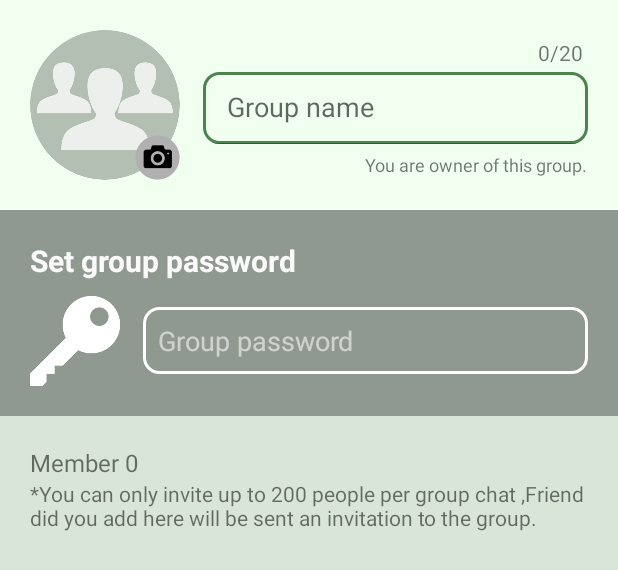
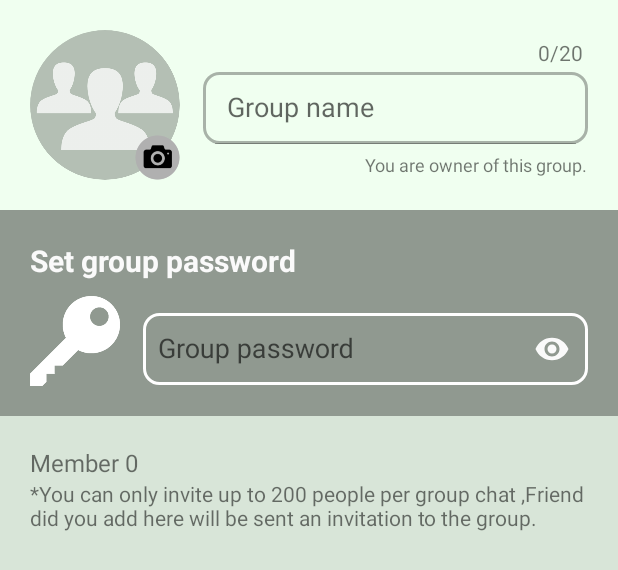
Before and after one commit to Neramit/ChatChatProject, an Android app: the layout activity_create_group.xml on its own in the app's theme, with its tools: preview values and no code run, on a phone screen of 412 x 824 dp. Shown: the top 570 px of the screen. Run offline under Robolectric (Android 15) with nearby library versions, the phone set to English and light mode, and no system bars.

Commit message:
#11 - 1/10/17

```diff
--- a/app/src/main/AndroidManifest.xml
+++ b/app/src/main/AndroidManifest.xml
@@ -17,7 +17,6 @@
         android:roundIcon="@mipmap/ic_launcher"
         android:supportsRtl="true"
         android:theme="@style/AppTheme">
-
         <service
             android:name=".Not_Activity.MyFirebaseMessagingService"
             android:exported="false">
@@ -25,7 +24,6 @@
                 <action android:name="com.google.firebase.MESSAGING_EVENT" />
             </intent-filter>
         </service>
-
         <service
             android:name=".Not_Activity.MyFirebaseInstanceIDService"
             android:exported="false">
@@ -91,6 +89,7 @@
             android:theme="@style/AppTheme">
             <intent-filter>
                 <action android:name="OPEN_ACTIVITY_1" />
+
                 <category android:name="android.intent.category.DEFAULT" />
             </intent-filter>
         </activity>
@@ -118,7 +117,6 @@
             android:name=".Activity.Invite_to_group"
             android:screenOrientation="portrait"
             android:theme="@style/AppTheme" />
-
         <activity
             android:name=".Activity.SetPasscode_1"
             android:screenOrientation="portrait"
@@ -139,6 +137,7 @@
             android:screenOrientation="portrait"
             android:theme="@style/AppTheme.NoActionBar"
             android:windowSoftInputMode="stateHidden" />
+        <activity android:name=".Activity.Confirm_delete_account"></activity>
     </application>
 
 </manifest>
--- a/app/src/main/java/com/example/chatchatapplication/Activity/ChangeDisplayname.java
+++ b/app/src/main/java/com/example/chatchatapplication/Activity/ChangeDisplayname.java
@@ -52,8 +52,8 @@ public class ChangeDisplayname extends AppCompatActivity implements jsonBack {
         button.setProgress(0);
         button.setIndeterminateProgressMode(true);
 
-        displayName.setQuery(displayname, false);
-
+        displayname = sp.getString("displayName",null);
+        displayName.setQuery(displayname, true);
         displayName.setOnClickListener(new View.OnClickListener() {
             @Override
             public void onClick(View v) {
@@ -70,6 +70,8 @@ public class ChangeDisplayname extends AppCompatActivity implements jsonBack {
             @Override
             public boolean onQueryTextChange(String s) {
                 count.setText(s.length() + "/20");
+                if (s.length() > 20)
+                    displayName.setQuery(s.substring(0, 20), false);
                 return false;
             }
         });
--- a/app/src/main/java/com/example/chatchatapplication/Activity/Invite_to_group.java
+++ b/app/src/main/java/com/example/chatchatapplication/Activity/Invite_to_group.java
@@ -72,8 +72,6 @@ public class Invite_to_group extends AppCompatActivity implements android.suppor
                             sendFriendList.add(obj);
                     }
 
-
-
                     String json = gson.toJson(sendFriendList);
                     mEdit1.putString("inviteFriendList", json);
                     mEdit1.commit();
@@ -92,8 +90,7 @@ public class Invite_to_group extends AppCompatActivity implements android.suppor
 
     @Override
     public boolean onQueryTextChange(String newText) {
-        String text = newText;
-        iAdapter2.filter(text);
+        iAdapter2.filter(newText);
         return false;
     }
 
--- a/app/src/main/java/com/example/chatchatapplication/Activity/Login.java
+++ b/app/src/main/java/com/example/chatchatapplication/Activity/Login.java
@@ -206,7 +206,7 @@ public class Login extends AppCompatActivity implements jsonBack {
                 mEdit1.putString("displayName", data.getData().getDisplayName());
                 mEdit1.putString("displayPictureURL", data.getData().getDisplayPictureURL());
                 mEdit1.commit();
-                Toast.makeText(this, data.getMessage(), Toast.LENGTH_SHORT).show();
+//                Toast.makeText(this, data.getMessage(), Toast.LENGTH_SHORT).show();
                 circularProgressButton.setProgress(100);
 
                 if (remember.isChecked()) {
--- a/app/src/main/res/drawable/rounded_border_edittext.xml
+++ b/app/src/main/res/drawable/rounded_border_edittext.xml
@@ -5,7 +5,7 @@
             <corners android:radius="10dp" />
             <stroke
                 android:width="2dp"
-                android:color="@color/colorPrimaryDark"
+                android:color="@color/black_overlay_1"
                 />
         </shape>
     </item>
--- a/app/src/main/res/layout/activity_create_group.xml
+++ b/app/src/main/res/layout/activity_create_group.xml
@@ -1,5 +1,5 @@
 <?xml version="1.0" encoding="utf-8"?>
-<LinearLayout xmlns:android="http://schemas.android.com/apk/res/android"
+<RelativeLayout xmlns:android="http://schemas.android.com/apk/res/android"
     xmlns:app="http://schemas.android.com/apk/res-auto"
     xmlns:tools="http://schemas.android.com/tools"
     android:layout_width="match_parent"
@@ -7,6 +7,10 @@
     android:orientation="vertical"
     tools:context="com.example.chatchatapplication.Activity.CreateGroup">
 
+    <LinearLayout
+        android:layout_width="match_parent"
+        android:layout_height="match_parent"
+        android:orientation="vertical">
         <LinearLayout
             android:layout_width="match_parent"
             android:layout_height="wrap_content"
@@ -18,63 +22,67 @@
                 android:id="@+id/progress_image"
                 android:layout_width="100dp"
                 android:layout_height="100dp"
-            android:visibility="gone"
-            android:padding="10dp"/>
+                android:padding="10dp"
+                android:visibility="gone" />
 
             <RelativeLayout
                 android:id="@+id/group_picture"
                 android:layout_width="100dp"
                 android:layout_height="100dp">
+
                 <de.hdodenhof.circleimageview.CircleImageView
                     android:id="@+id/group_circle"
                     android:layout_width="100dp"
                     android:layout_height="100dp"
-                android:visibility="visible"
-                android:scaleType="centerCrop"
                     android:clickable="true"
                     android:onClick="setGroupPicture"
-                android:src="@drawable/default_group" />
+                    android:scaleType="centerCrop"
+                    android:src="@drawable/default_group"
+                    android:visibility="visible" />
+
                 <ImageView
                     android:layout_width="30dp"
                     android:layout_height="30dp"
-                android:src="@drawable/camera_icon"
                     android:layout_alignParentBottom="true"
-                android:layout_alignParentEnd="true"/>
+                    android:layout_alignParentEnd="true"
+                    android:src="@drawable/camera_icon" />
             </RelativeLayout>
 
             <LinearLayout
                 android:layout_width="match_parent"
                 android:layout_height="wrap_content"
+                android:focusableInTouchMode="true"
                 android:gravity="end"
-            android:focusableInTouchMode="true"
                 android:orientation="vertical">
 
                 <TextView
+                    android:id="@+id/count_group_name"
                     android:layout_width="wrap_content"
                     android:layout_height="wrap_content"
                     android:padding="3dp"
                     android:text="0/20" />
 
                 <android.support.v7.widget.SearchView
+                    android:id="@+id/group_name"
                     android:layout_width="match_parent"
                     android:layout_height="wrap_content"
                     android:layout_marginLeft="15dp"
                     android:background="@drawable/rounded_border_edittext"
-                app:iconifiedByDefault="false"
+                    android:imeOptions="actionNext"
+                    android:inputType="text"
                     android:maxLength="20"
                     android:maxLines="1"
+                    app:iconifiedByDefault="false"
                     app:queryHint="@string/hint_group_name"
-                android:imeOptions="actionNext"
-                android:inputType="text"
                     app:searchIcon="@null"
-                tools:targetApi="lollipop"/>
+                    tools:targetApi="lollipop" />
 
                 <TextView
                     android:layout_width="wrap_content"
                     android:layout_height="wrap_content"
                     android:layout_marginTop="5dp"
                     android:text="@string/text_owner_group"
-                android:textSize="12sp"/>
+                    android:textSize="12sp" />
 
             </LinearLayout>
         </LinearLayout>
@@ -89,7 +97,7 @@
             <TextView
                 android:layout_width="wrap_content"
                 android:layout_height="wrap_content"
-            android:text="Set group password"
+                android:text="@string/text_set_password"
                 android:textColor="@color/white_text"
                 android:textSize="20sp"
                 android:textStyle="bold" />
@@ -106,34 +114,45 @@
                     android:layout_height="60dp"
                     android:src="@drawable/key2" />
 
-            <EditText
+                <android.support.design.widget.TextInputLayout
                     android:layout_width="match_parent"
                     android:layout_height="wrap_content"
-                android:padding="10dp"
+                    app:passwordToggleEnabled="true"
+                    app:passwordToggleTint="@color/white_text">
+
+                    <EditText
+                        android:id="@+id/group_password"
+                        android:layout_width="match_parent"
+                        android:layout_height="wrap_content"
                         android:layout_marginLeft="15dp"
+                        android:background="@drawable/rounded_border_edittext_white"
                         android:hint="@string/hint_group_password"
-                android:textColorHint="@color/hint_white_text"
-                android:background="@drawable/rounded_border_edittext_white"
                         android:imeOptions="actionDone"
+                        android:inputType="textPassword"
                         android:maxLength="12"
                         android:maxLines="1"
+                        android:padding="10dp"
                         android:textColor="@color/white_text"
-                android:inputType="textPassword" />
+                        android:textColorHint="@color/hint_white_text"
+                        android:textSize="18sp" />
+                </android.support.design.widget.TextInputLayout>
+            </LinearLayout>
 
         </LinearLayout>
 
-    </LinearLayout>
         <LinearLayout
             android:layout_width="match_parent"
             android:layout_height="match_parent"
-        android:padding="20dp"
             android:background="@color/black_overlay_2"
-        android:orientation="vertical">
+            android:orientation="vertical"
+            android:padding="20dp">
+
             <TextView
                 android:layout_width="wrap_content"
                 android:layout_height="wrap_content"
-            android:text="Member 0"
-            android:textSize="16sp"/>
+                android:text="@string/text_member"
+                android:textSize="16sp" />
+
             <ScrollView
                 android:layout_width="match_parent"
                 android:layout_height="match_parent">
@@ -153,11 +172,27 @@
                     <TextView
                         android:layout_width="match_parent"
                         android:layout_height="wrap_content"
-                    android:text="@string/message_warning"/>
+                        android:text="@string/message_warning" />
 
                 </LinearLayout>
 
             </ScrollView>
         </LinearLayout>
+    </LinearLayout>
 
-</LinearLayout>
+    <RelativeLayout
+        android:id="@+id/wait_send"
+        android:layout_width="match_parent"
+        android:layout_height="match_parent"
+        android:visibility="gone">
+        <View
+            android:layout_width="match_parent"
+            android:layout_height="match_parent"
+            android:background="@color/black_overlay_1"/>
+        <ProgressBar
+            android:layout_width="match_parent"
+            android:layout_height="match_parent"
+            android:padding="120dp"/>
+    </RelativeLayout>
+
+</RelativeLayout>
--- a/app/src/main/res/layout/activity_invite_to_group.xml
+++ b/app/src/main/res/layout/activity_invite_to_group.xml
@@ -5,6 +5,7 @@
     android:layout_width="match_parent"
     android:layout_height="match_parent"
     tools:context="com.example.chatchatapplication.Activity.Invite_to_group"
+    android:focusableInTouchMode="true"
     android:orientation="vertical">
 
     <android.support.v7.widget.SearchView
@@ -23,7 +24,7 @@
         android:textColor="@color/white_text"
         android:textSize="18sp"
         android:textAllCaps="false"
-        android:text="Invite (0)"/>
+        android:text="@string/button_invite"/>
     <ListView
         android:id="@+id/friendListInvite"
         android:layout_width="match_parent"
@@ -31,5 +32,4 @@
         android:layout_below="@id/search_invite"
         android:layout_above="@id/ok_button_invite"/>
 
-
 </RelativeLayout>
--- a/app/src/main/res/layout/activity_profile_account.xml
+++ b/app/src/main/res/layout/activity_profile_account.xml
@@ -136,7 +136,9 @@
                 app:cpb_cornerRadius="5dp"
                 android:layout_marginTop="5dp"
                 android:textColor="@color/white_text"
-                app:cpb_selectorIdle="@color/cpb_red"/>
+                app:cpb_selectorIdle="@color/cpb_red"
+                android:clickable="true"
+                android:onClick="deleteAccount"/>
         </LinearLayout>
     </LinearLayout>
 </LinearLayout>
--- a/app/src/main/res/layout/fragment_group.xml
+++ b/app/src/main/res/layout/fragment_group.xml
@@ -9,6 +9,6 @@
     <TextView
         android:layout_width="wrap_content"
         android:layout_height="wrap_content"
-        android:text="group" />
+        android:text="@string/group_tab" />
 
 </LinearLayout>
```
Also changed, not shown: app/src/main/java/com/example/chatchatapplication/Activity/Confirm_delete_account.java (added, +58 -0 lines), app/src/main/java/com/example/chatchatapplication/Activity/CreateGroup.java (+195 -26 lines), app/src/main/java/com/example/chatchatapplication/Activity/ProfileAccount.java (+23 -0 lines), app/src/main/java/com/example/chatchatapplication/Fragment/friendFragment.java (+9 -4 lines), app/src/main/java/com/example/chatchatapplication/Object_json/Group.java (+19 -3 lines), app/src/main/java/com/example/chatchatapplication/Object_json/GroupSend.java (added, +51 -0 lines), app/src/main/java/com/example/chatchatapplication/Object_json/groupUidRetrieve.java (added, +35 -0 lines), app/src/main/res/layout/activity_confirm_delete_account.xml (added, +57 -0 lines), app/src/main/res/layout/activity_register.xml (+17 -3 lines), app/src/main/res/values/strings.xml (+14 -0 lines), app/src/main/res/drawable/delete_account.png (added), 2 other files. Lines whose indentation alone changed are shown as unchanged.
